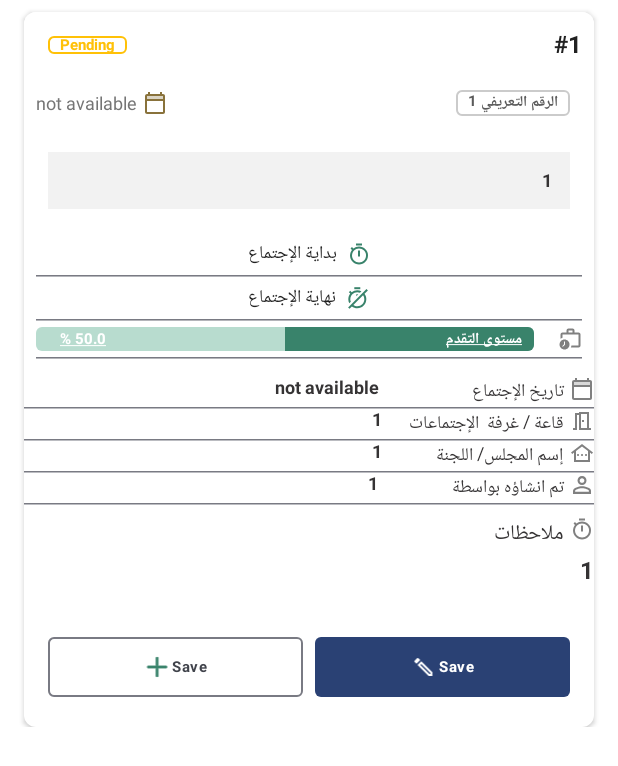
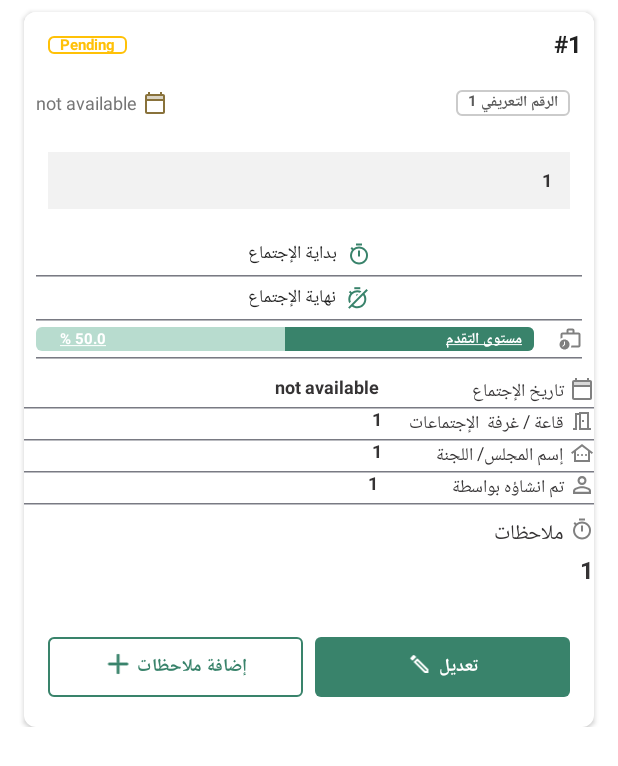
Before and after one commit to RiadhG-Hub/abcher, an Android app built with Jetpack Compose: the @Preview function MeetingDetailsCardPreview, on a phone screen of 412 x 824 dp. Shown: the top 766 px of the screen. Run offline under Robolectric (Android 15) with nearby library versions, the phone set to English and light mode, and no system bars; our stand-ins replace livedata-compose; Roboto replaces fonts that are not available here.

Commit message:
feat: Enhance UI, Add Update/Note Actions, and Refine Layouts
This commit introduces several UI enhancements across the application, adds new functionalities for updating and noting recommendations, and refines layout structures for better consistency.

-   **Recommendation Details:**
    -   Modified `RecommendationsDetails` to align content to the `CenterStart`.
    -  Added update and add note functionality in  `RecommendationInfoCard`.
    -  Add button and  outLined button for update and add note functionality in `RecommendationInfoCard`.
    -   Adjusted the `RecommendationInfoCard` to include action buttons for updating and adding notes, with appropriate labels and icons.
    -   Added new strings `update` and `add_note` in `strings.xml` for both Arabic and default languages.
-   -   Added `update` and `add_note` string in `strings.xml`.
-    - add button for update and add note functionality in RecommendationInfoCard.
-
-
 -   **Meeting Details:**
    -   Wrapped `DetailsWrapper` within `AbsherTheme` in `MeetingDetails` for consistent theming.
-   -   Refactored `DetailsWrapper` in `MeetingDetails` to remove `fillMaxSize()` modifier for better layout management.
+    -   Refactored `DetailsWrapper` in `MeetingDetails` to remove `fillMaxSize()` modifier for better layout management.
 -   **Attendee List:**
     -   Removed `fillMaxSize()` from the `Box` in `AttendsList` to avoid unnecessary constraints.
 -   **Typography:**
    -   Updated text styles in `Typography.kt` to remove hardcoded color values, allowing colors to be driven by the theme.
-    - Removed colors from `Typography.kt`.
 -   **Theme:**
    -   Added AbsherTheme to `MeetingDetails`.
    -   Ensured `AbsherTheme` correctly handles the content in `Theme.kt`.

```diff
--- a/app/src/main/java/com/example/absher/services/view/meetings/AttendsList.kt
+++ b/app/src/main/java/com/example/absher/services/view/meetings/AttendsList.kt
@@ -6,7 +6,6 @@ import androidx.compose.foundation.layout.Box
 import androidx.compose.foundation.layout.Column
 import androidx.compose.foundation.layout.Row
 import androidx.compose.foundation.layout.Spacer
-import androidx.compose.foundation.layout.fillMaxSize
 import androidx.compose.foundation.layout.fillMaxWidth
 import androidx.compose.foundation.layout.height
 import androidx.compose.foundation.layout.padding
@@ -48,7 +47,7 @@ fun AttendsList(
     )
 
     Box(
-        modifier = Modifier.fillMaxSize(),
+
         contentAlignment = Alignment.Center
     ) {
         when (fetchMeetingState) {
--- a/app/src/main/java/com/example/absher/services/view/meetings/pages/MeetingsDetails.kt
+++ b/app/src/main/java/com/example/absher/services/view/meetings/pages/MeetingsDetails.kt
@@ -9,7 +9,6 @@ import androidx.compose.foundation.layout.Arrangement
 import androidx.compose.foundation.layout.Box
 import androidx.compose.foundation.layout.Column
 import androidx.compose.foundation.layout.Row
-import androidx.compose.foundation.layout.fillMaxSize
 import androidx.compose.foundation.layout.fillMaxWidth
 import androidx.compose.foundation.layout.padding
 import androidx.compose.material3.HorizontalDivider
@@ -30,7 +29,6 @@ import androidx.compose.ui.unit.LayoutDirection
 import androidx.compose.ui.unit.dp
 import androidx.compose.ui.unit.sp
 import androidx.hilt.navigation.compose.hiltViewModel
-import androidx.lifecycle.viewmodel.compose.viewModel
 import com.example.absher.R
 import com.example.absher.services.view.meetings.AbcherTopAppBar
 import com.example.absher.services.view.meetings.AgendaList
@@ -63,6 +61,7 @@ class MeetingsDetails : ComponentActivity() {
 
         setContent {
             CompositionLocalProvider(LocalLayoutDirection provides LayoutDirection.Rtl) {
+                AbsherTheme {
                     DetailsWrapper(
                         meetingTitle = meetingTitle.toString(),
                         fetchMeetingAttendsViewModel = hiltViewModel(),
@@ -70,7 +69,7 @@ class MeetingsDetails : ComponentActivity() {
                         fetchMeetingAttachmentViewModel = hiltViewModel(),
                         meetingID = meetingId
                     )
-
+                }
             }
         }
     }
@@ -99,7 +98,7 @@ class MeetingsDetails : ComponentActivity() {
                 horizontalAlignment = Alignment.CenterHorizontally,
                 modifier = Modifier
                     .padding(padding)
-                    .fillMaxSize()
+
                     .padding(0.dp),
                 verticalArrangement = Arrangement.spacedBy(16.dp)
             ) {
--- a/app/src/main/java/com/example/absher/services/view/recommendations/RecommendationInfoView.kt
+++ b/app/src/main/java/com/example/absher/services/view/recommendations/RecommendationInfoView.kt
@@ -1,5 +1,6 @@
 package com.example.absher.services.view.recommendations
 
+import androidx.compose.foundation.BorderStroke
 import androidx.compose.foundation.background
 import androidx.compose.foundation.border
 import androidx.compose.foundation.layout.Arrangement
@@ -14,6 +15,7 @@ import androidx.compose.foundation.layout.padding
 import androidx.compose.foundation.layout.width
 import androidx.compose.foundation.shape.RoundedCornerShape
 import androidx.compose.material3.Button
+import androidx.compose.material3.ButtonDefaults
 import androidx.compose.material3.Card
 import androidx.compose.material3.CardDefaults
 import androidx.compose.material3.CircularProgressIndicator
@@ -52,7 +54,9 @@ import com.example.absher.services.viewmodel.recommendations.FetchRecommendation
 import com.example.absher.services.viewmodel.recommendations.RecommendationViewModel
 import com.example.absher.ui.theme.AbsherTheme
 import com.example.absher.ui.theme.Gray
+import com.example.absher.ui.theme.GreenPrimary
 import com.example.absher.ui.theme.SubtitleColor
+import com.example.absher.ui.theme.White
 
 @Composable
 fun RecommendationInfo(
@@ -107,7 +111,7 @@ fun RecommendationInfo(
 }
 
 @Composable
-private fun RecommendationInfoCard(recommendation: FetchRecommendationInfoData, modifier: Modifier = Modifier) {
+private fun RecommendationInfoCard(recommendation: FetchRecommendationInfoData, modifier: Modifier = Modifier , onUpdateClicked: (FetchRecommendationInfoData) -> Unit = {}, onAddNoteClicked: (FetchRecommendationInfoData) -> Unit = {}) {
 
     val statusColor = when (recommendation.statusId) {
         1 -> Color(0xFF28A745) // Green for status 1
@@ -465,22 +469,26 @@ private fun RecommendationInfoCard(recommendation: FetchRecommendationInfoData,
         ) {
             Button(
                 modifier = Modifier.weight(1f),
-                onClick = { /* TODO: Handle click */ },
-                shape = RoundedCornerShape(4.dp) // Rounded corners
+                onClick = { onUpdateClicked(recommendation) },
+                shape = RoundedCornerShape(4.dp), // Rounded corners
+                colors = ButtonDefaults.buttonColors(
+                    containerColor = GreenPrimary // Change this to your desired color
+                )
             ) {
-               Row{
-                   Text(text = "Save")
-                   SvgIcon(R.drawable.edit)
-               }
+                Row {
+                    Text(text = stringResource(R.string.update) , style = MaterialTheme.typography.displaySmall.copy(color = White) ,  modifier = Modifier.padding(end =    4.dp))
+                    SvgIcon(R.drawable.edit)
+                }
             }
 
             OutlinedButton(
                 modifier = Modifier.weight(1f),
-                onClick = { /* TODO: Handle click */ },
-                shape = RoundedCornerShape(4.dp) // Rounded corners
+                onClick = { onAddNoteClicked(recommendation) },
+                shape = RoundedCornerShape(4.dp), // Rounded corners
+                border = BorderStroke(1.dp, GreenPrimary) // Change this to your desired border color
             ) {
-                Row{
-                    Text(text = "Save")
+                Row {
+                    Text(text = stringResource(R.string.add_note), style = MaterialTheme.typography.displaySmall.copy(color = GreenPrimary), modifier = Modifier.padding(end =    4.dp))
                     SvgIcon(R.drawable.add)
                 }
             }
--- a/app/src/main/java/com/example/absher/services/view/recommendations/pages/RecommendationsDetails.kt
+++ b/app/src/main/java/com/example/absher/services/view/recommendations/pages/RecommendationsDetails.kt
@@ -248,7 +248,7 @@ private fun Wrapper(
 ) {
     Box(
         modifier = Modifier.fillMaxSize(),
-        contentAlignment = Alignment.Center
+        contentAlignment = Alignment.CenterStart
     ) {
         when (viewModel.selectedNavItem.value) {
             RecommendationDetailsNavigationSections.Info -> {
--- a/app/src/main/java/com/example/absher/ui/theme/Theme.kt
+++ b/app/src/main/java/com/example/absher/ui/theme/Theme.kt
@@ -107,6 +107,6 @@ fun AbsherTheme(
     MaterialTheme(
         colorScheme = colorScheme,
         typography = Typography,
-        content = content
+        content = content,
     )
 }
--- a/app/src/main/java/com/example/absher/ui/theme/Typography.kt
+++ b/app/src/main/java/com/example/absher/ui/theme/Typography.kt
@@ -1,16 +1,12 @@
 package com.example.absher.ui.theme
 
 
-import androidx.compose.ui.graphics.Color
 import androidx.compose.ui.text.TextStyle
 import androidx.compose.ui.text.font.FontFamily
 import androidx.compose.ui.text.font.FontWeight
 import androidx.compose.ui.text.style.TextAlign
 import androidx.compose.ui.text.style.TextDecoration
 import androidx.compose.ui.unit.sp
-
-
-
 
 
 // Custom text styles object
@@ -28,7 +24,7 @@ object CustomTextStyles {
         lineHeight = 24.sp,
         //fontFamily = FontFamily(Font(R.font.almarai)),
         fontWeight = FontWeight(700),
-        color = Color(0xFFFFFFFF),
+
         textAlign = TextAlign.Right,
     )
 
@@ -37,7 +33,7 @@ object CustomTextStyles {
         lineHeight = 20.sp,
         //fontFamily = FontFamily(Font(R.font.almarai)),
         fontWeight = FontWeight(700),
-        color = Color(0xFFC3A355),
+
 
         textAlign = TextAlign.Right,
     )
@@ -56,7 +52,7 @@ object CustomTextStyles {
         lineHeight = 16.sp,
 
         fontWeight = FontWeight(700),
-        color = Color(0xFF39836B),
+
 
         textDecoration = TextDecoration.Underline,
     )
@@ -68,7 +64,6 @@ object CustomTextStyles {
         fontWeight = FontWeight(700),
 
 
-
-    )
+        )
 
 }
--- a/app/src/main/res/values/strings.xml
+++ b/app/src/main/res/values/strings.xml
@@ -41,4 +41,6 @@
     <string name="status_pending">قيد الانتظار</string>
     <string name="status_rejected">مرفوض</string>
     <string name="status_na">غير متوفر</string>
+    <string name="update">تعديل</string>
+    <string name="add_note">إضافة ملاحظات</string>
 </resources>
```
Also changed, not shown: 1 other file. Lines whose indentation alone changed are shown as unchanged.
